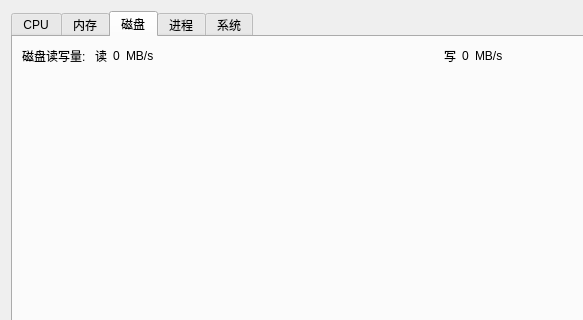
Before: the Qt Designer form src/board.ui in deepin-community/monitorBoard, drawn with Qt 5; both pictures show x 0 to 583 and y 0 to 320 of the 808 by 608 pixel window.
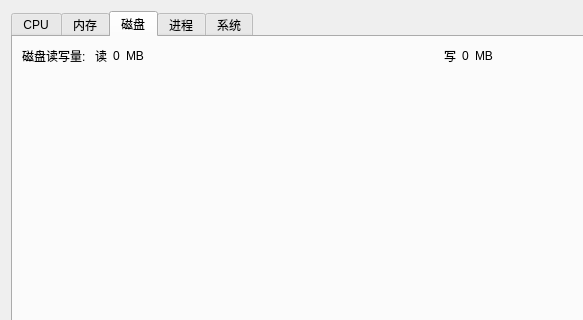
After: the same form once the commit is applied. The open tabs and pages were chosen to show the change.

Commit message: 修复不是新增进程进程信息不更新的问题

```diff
--- a/src/board.ui
+++ b/src/board.ui
@@ -209,7 +209,7 @@
            <item>
             <widget class="QLabel" name="label_6">
              <property name="text">
-              <string>MB/s</string>
+              <string>MB</string>
              </property>
             </widget>
            </item>
@@ -249,7 +249,7 @@
            <item>
             <widget class="QLabel" name="label_8">
              <property name="text">
-              <string>MB/s</string>
+              <string>MB</string>
              </property>
             </widget>
            </item>
```
Left out of the diff: 2 changed lines with no effect on the pictures. The commit also changes 1 other file.
